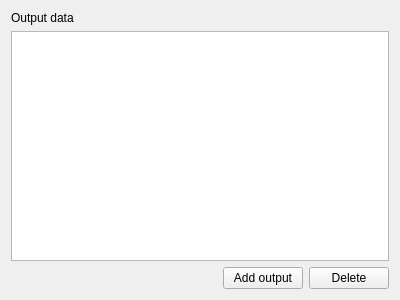
Qt form src/plugins/workflow_designer/src/library/create_cmdline_based_worker/CreateCmdlineBasedWorkerWizardOutputDataPage.ui (violethaze74/ugene) before a commit.
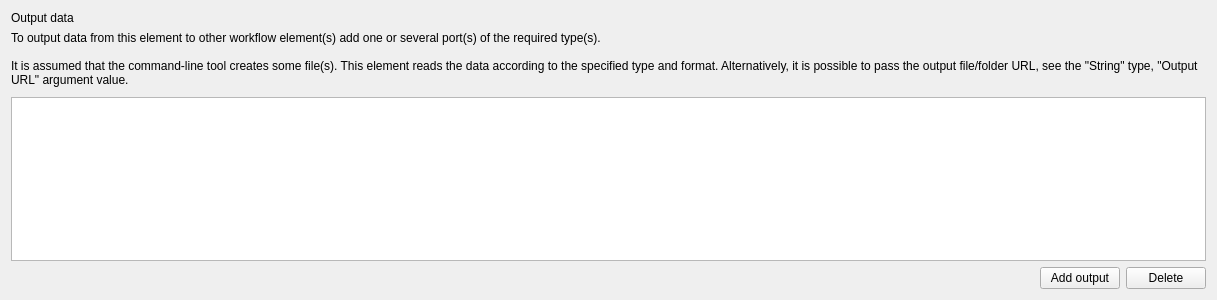
The same form after that commit.

Commit message: UGENE-6472 Input and output data pages when creating/editing an element with command-line tool

Diff of the .ui file:
```diff
--- a/src/plugins/workflow_designer/src/library/create_cmdline_based_worker/CreateCmdlineBasedWorkerWizardOutputDataPage.ui
+++ b/src/plugins/workflow_designer/src/library/create_cmdline_based_worker/CreateCmdlineBasedWorkerWizardOutputDataPage.ui
@@ -6,14 +6,14 @@
    <rect>
     <x>0</x>
     <y>0</y>
-    <width>400</width>
+    <width>1217</width>
     <height>300</height>
    </rect>
   </property>
   <property name="windowTitle">
    <string>WizardPage</string>
   </property>
-  <layout class="QVBoxLayout" name="verticalLayout">
+  <layout class="QVBoxLayout" name="verticalLayout_2">
    <item>
     <widget class="QLabel" name="lblTitle">
      <property name="text">
@@ -22,11 +22,30 @@
     </widget>
    </item>
    <item>
+    <layout class="QVBoxLayout" name="verticalLayout">
+     <property name="spacing">
+      <number>10</number>
+     </property>
+     <item>
+      <widget class="QLabel" name="lblDescription">
+       <property name="text">
+        <string>To output data from this element to other workflow element(s) add one or several port(s) of the required type(s).
+
+It is assumed that the command-line tool creates some file(s). This element reads the data according to the specified type and format. Alternatively, it is possible to pass the output file/folder URL, see the &quot;String&quot; type, &quot;Output URL&quot; argument value.</string>
+       </property>
+       <property name="wordWrap">
+        <bool>true</bool>
+       </property>
+      </widget>
+     </item>
+     <item>
     <widget class="QTableView" name="tvOutput">
      <property name="selectionMode">
       <enum>QAbstractItemView::SingleSelection</enum>
      </property>
     </widget>
+     </item>
+    </layout>
    </item>
    <item>
     <layout class="QHBoxLayout" name="outputsButtonsLayout">
```
Lines whose indentation alone changed are shown as unchanged. The commit also changes 3 other files.
